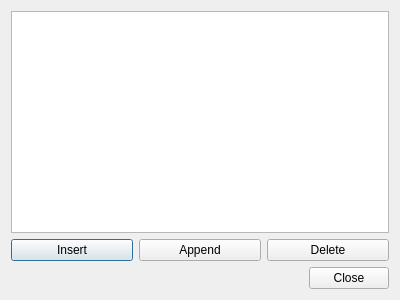
gitGNU/gnu_tutka, file src/sectionlistdialog.ui: the form before one commit.
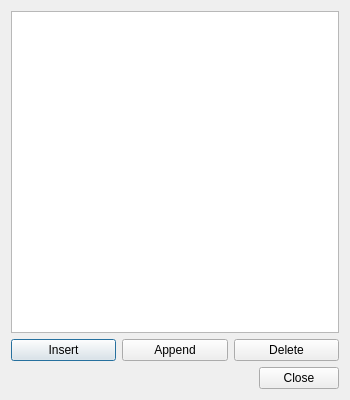
The form after the commit.

Diff of the .ui file:
```diff
--- a/src/sectionlistdialog.ui
+++ b/src/sectionlistdialog.ui
@@ -6,8 +6,8 @@
    <rect>
     <x>0</x>
     <y>0</y>
-    <width>400</width>
-    <height>300</height>
+    <width>350</width>
+    <height>400</height>
    </rect>
   </property>
   <property name="windowTitle">
```
